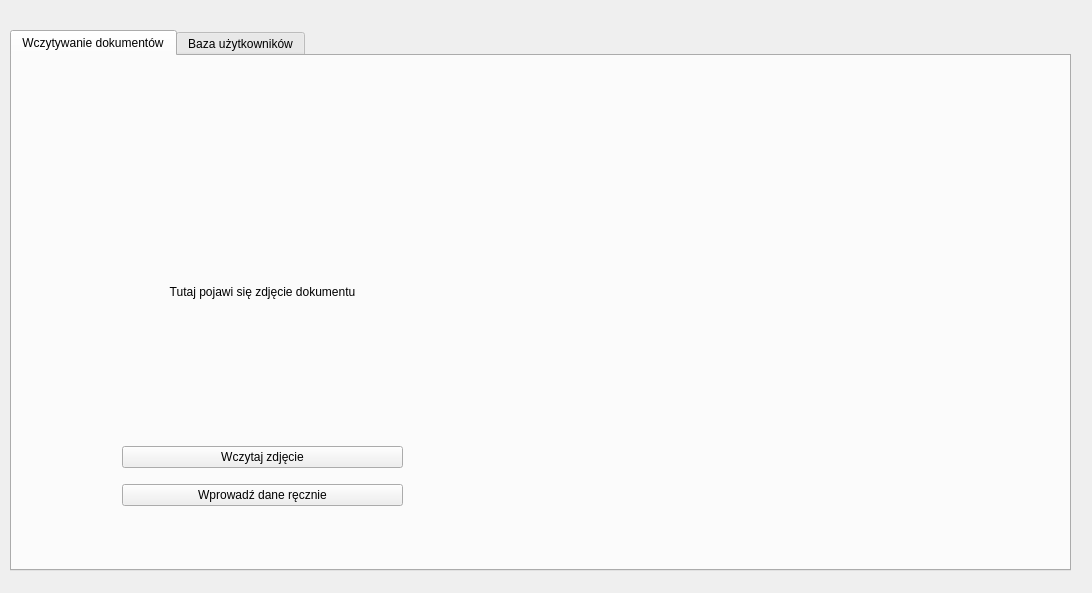
Before: the Qt Designer form ui/form.ui in SnoxE/aipo-document-recognition, drawn with Qt 5.
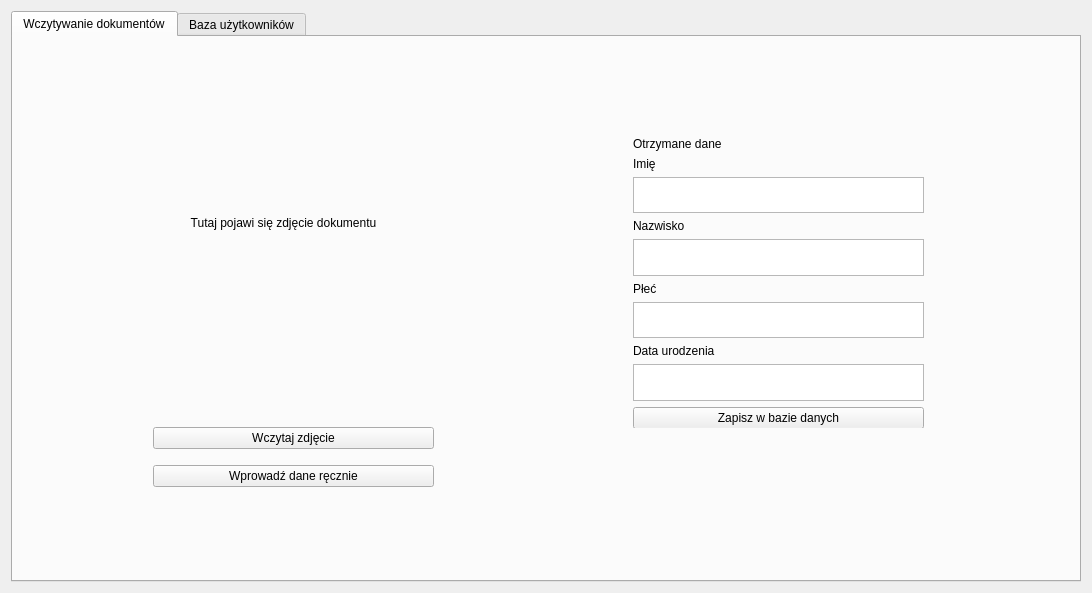
After: the same form once the commit is applied.

Commit message: Create add person to database form

The edit to the form file:
```diff
--- a/ui/form.ui
+++ b/ui/form.ui
@@ -13,15 +13,9 @@
   <property name="windowTitle">
    <string>Widget</string>
   </property>
+  <layout class="QHBoxLayout" name="horizontalLayout">
+   <item>
   <widget class="QTabWidget" name="tabWidget">
-   <property name="geometry">
-    <rect>
-     <x>10</x>
-     <y>30</y>
-     <width>1061</width>
-     <height>541</height>
-    </rect>
-   </property>
    <property name="currentIndex">
     <number>0</number>
    </property>
@@ -32,8 +26,8 @@
     <widget class="QLabel" name="photoField">
      <property name="geometry">
       <rect>
-       <x>40</x>
-       <y>100</y>
+         <x>60</x>
+         <y>50</y>
        <width>421</width>
        <height>271</height>
       </rect>
@@ -54,7 +48,7 @@
     <widget class="QWidget" name="verticalLayoutWidget">
      <property name="geometry">
       <rect>
-       <x>110</x>
+         <x>140</x>
        <y>380</y>
        <width>281</width>
        <height>80</height>
@@ -77,6 +71,72 @@
       </item>
      </layout>
     </widget>
+      <widget class="QWidget" name="verticalLayoutWidget_2">
+       <property name="geometry">
+        <rect>
+         <x>620</x>
+         <y>100</y>
+         <width>291</width>
+         <height>291</height>
+        </rect>
+       </property>
+       <layout class="QVBoxLayout" name="personDataForm">
+        <item>
+         <widget class="QLabel" name="label">
+          <property name="text">
+           <string>Otrzymane dane</string>
+          </property>
+         </widget>
+        </item>
+        <item>
+         <widget class="QLabel" name="label_2">
+          <property name="text">
+           <string>Imię</string>
+          </property>
+         </widget>
+        </item>
+        <item>
+         <widget class="QTextEdit" name="firstName"/>
+        </item>
+        <item>
+         <widget class="QLabel" name="label_3">
+          <property name="text">
+           <string>Nazwisko</string>
+          </property>
+         </widget>
+        </item>
+        <item>
+         <widget class="QTextEdit" name="lastName"/>
+        </item>
+        <item>
+         <widget class="QLabel" name="label_5">
+          <property name="text">
+           <string>Płeć</string>
+          </property>
+         </widget>
+        </item>
+        <item>
+         <widget class="QTextEdit" name="dateOfBirth"/>
+        </item>
+        <item>
+         <widget class="QLabel" name="label_4">
+          <property name="text">
+           <string>Data urodzenia</string>
+          </property>
+         </widget>
+        </item>
+        <item>
+         <widget class="QTextEdit" name="sex"/>
+        </item>
+        <item>
+         <widget class="QPushButton" name="addOrUpdatePersonData">
+          <property name="text">
+           <string>Zapisz w bazie danych</string>
+          </property>
+         </widget>
+        </item>
+       </layout>
+      </widget>
    </widget>
    <widget class="QWidget" name="tab_2">
     <attribute name="title">
@@ -172,14 +232,11 @@
        <string>01.01.1990</string>
       </property>
      </item>
-     <item row="1" column="4">
-      <property name="text">
-       <string>Kraków</string>
-      </property>
-     </item>
-    </widget>
-   </widget>
-  </widget>
+      </widget>
+     </widget>
+    </widget>
+   </item>
+  </layout>
  </widget>
  <resources/>
  <connections/>
```
Left out of the diff: 14 changed lines with no effect on the pictures. Lines whose indentation alone changed are shown as unchanged. The commit also changes 3 other files.
